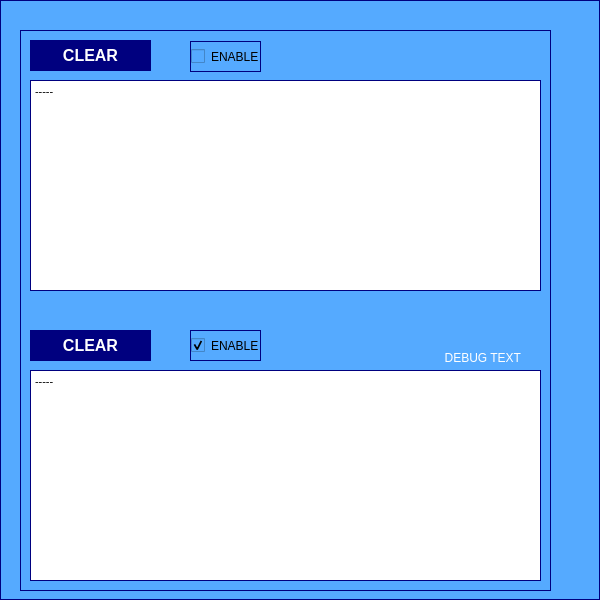
marcorispoli/MCPU_Z190_VECCHIO, file MOTOR_CONTROL/SOURCE/WINDOW/window.ui: the form before one commit.
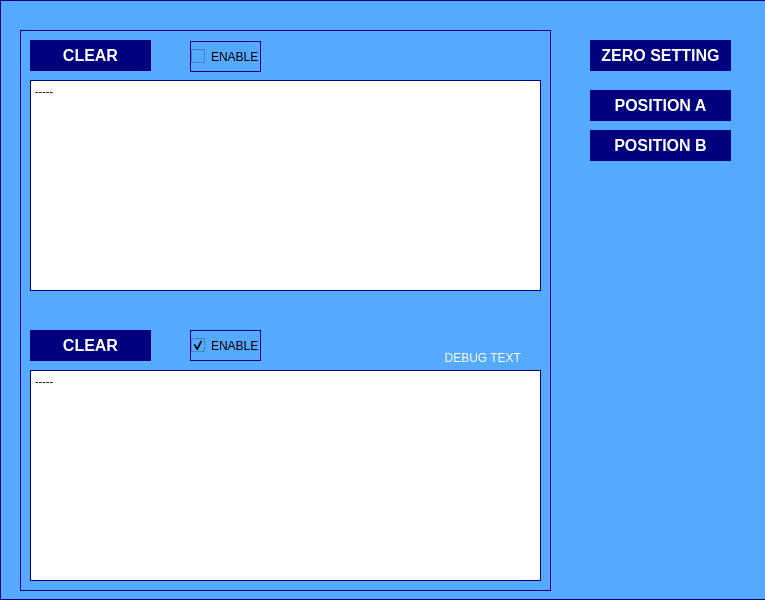
The form after the commit.

Patch:
```diff
--- a/MOTOR_CONTROL/SOURCE/WINDOW/window.ui
+++ b/MOTOR_CONTROL/SOURCE/WINDOW/window.ui
@@ -6,7 +6,7 @@
    <rect>
     <x>0</x>
     <y>0</y>
-    <width>600</width>
+    <width>765</width>
     <height>600</height>
    </rect>
   </property>
@@ -22,7 +22,7 @@
     <rect>
      <x>0</x>
      <y>0</y>
-     <width>600</width>
+     <width>781</width>
      <height>600</height>
     </rect>
    </property>
@@ -216,6 +216,81 @@
      </property>
     </widget>
    </widget>
+   <widget class="QPushButton" name="zeroSettingButton">
+    <property name="geometry">
+     <rect>
+      <x>590</x>
+      <y>40</y>
+      <width>141</width>
+      <height>31</height>
+     </rect>
+    </property>
+    <property name="font">
+     <font>
+      <pointsize>12</pointsize>
+      <bold>true</bold>
+     </font>
+    </property>
+    <property name="styleSheet">
+     <string notr="true">background-color: rgb(0, 0, 127);
+color: rgb(255, 255, 255);
+border-width: 0px;
+</string>
+    </property>
+    <property name="text">
+     <string>ZERO SETTING</string>
+    </property>
+   </widget>
+   <widget class="QPushButton" name="positionA">
+    <property name="geometry">
+     <rect>
+      <x>590</x>
+      <y>90</y>
+      <width>141</width>
+      <height>31</height>
+     </rect>
+    </property>
+    <property name="font">
+     <font>
+      <pointsize>12</pointsize>
+      <bold>true</bold>
+     </font>
+    </property>
+    <property name="styleSheet">
+     <string notr="true">background-color: rgb(0, 0, 127);
+color: rgb(255, 255, 255);
+border-width: 0px;
+</string>
+    </property>
+    <property name="text">
+     <string>POSITION A</string>
+    </property>
+   </widget>
+   <widget class="QPushButton" name="positionB">
+    <property name="geometry">
+     <rect>
+      <x>590</x>
+      <y>130</y>
+      <width>141</width>
+      <height>31</height>
+     </rect>
+    </property>
+    <property name="font">
+     <font>
+      <pointsize>12</pointsize>
+      <bold>true</bold>
+     </font>
+    </property>
+    <property name="styleSheet">
+     <string notr="true">background-color: rgb(0, 0, 127);
+color: rgb(255, 255, 255);
+border-width: 0px;
+</string>
+    </property>
+    <property name="text">
+     <string>POSITION B</string>
+    </property>
+   </widget>
   </widget>
  </widget>
  <resources/>
```
